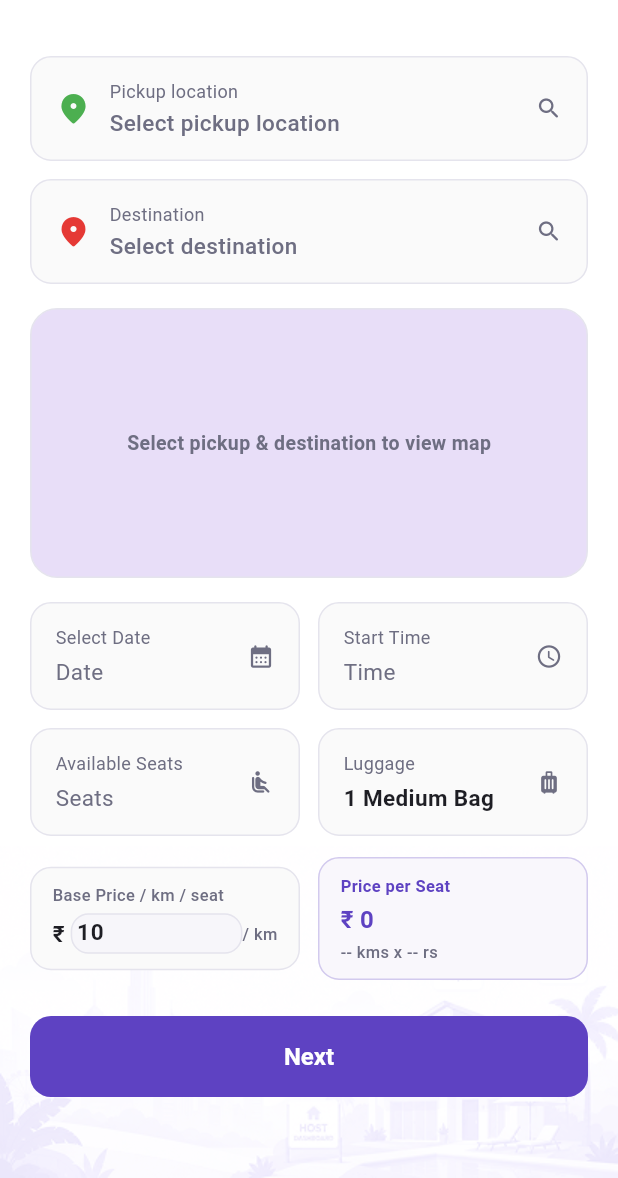
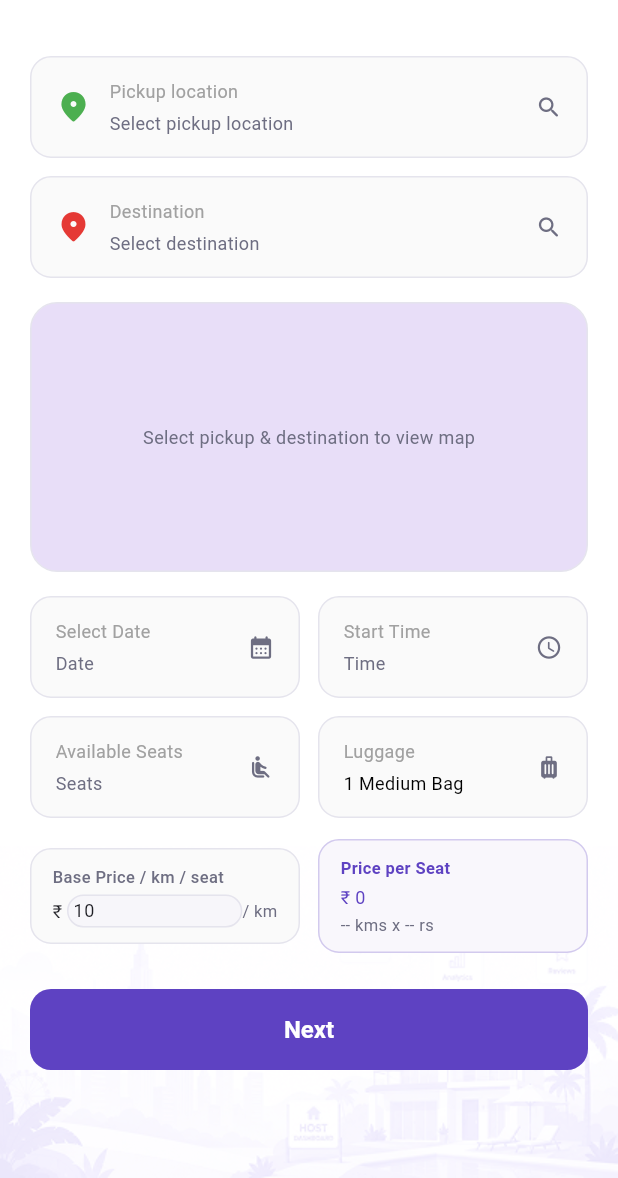
Before and after one commit to umaravuri/zaatra_app, a Flutter app: the DriverRideManagementScreen screen opened directly, after a tap on "Completed", after a tap on "Publish New Ride", on a phone screen of 412 x 824 dp, the part 58-1236 px from its top. Run offline on Flutter 3.47's test engine with Material 3 defaults, Android fonts, the phone set to English and light mode, and no system bars; our stand-ins replace file_picker, flutter_dotenv, geolocator, google_fonts, image_picker, shared_preferences and 1 more; missing offline and left inert: dart:js_interop; accounts and stored records are empty; network calls fail.

Commit message:
Refine driver UI: update dashboard metrics icons & offset, normalize typography on post ride, route preview & preferences, and add permanent post ride CTA in ride management

```diff
--- a/lib/views/screens/driver/driver-main/driver_my_ride_screen_30.dart
+++ b/lib/views/screens/driver/driver-main/driver_my_ride_screen_30.dart
@@ -406,8 +406,8 @@ class _DriverMyRideScreenState extends State<DriverMyRideScreen> {
                       title: Text(
                         label,
                         style: TextStyle(
-                          fontSize: 15,
-                          fontWeight: isSelected ? FontWeight.bold : FontWeight.w500,
+                          fontSize: 14,
+                          fontWeight: FontWeight.normal,
                           color: isSelected ? AppColors.primary : AppColors.textPrimary,
                         ),
                       ),
@@ -483,8 +483,8 @@ class _DriverMyRideScreenState extends State<DriverMyRideScreen> {
                       title: Text(
                         item,
                         style: TextStyle(
-                          fontSize: 15,
-                          fontWeight: isSelected ? FontWeight.bold : FontWeight.w500,
+                          fontSize: 14,
+                          fontWeight: FontWeight.normal,
                           color: isSelected ? AppColors.primary : AppColors.textPrimary,
                         ),
                       ),
@@ -653,7 +653,7 @@ class _DriverMyRideScreenState extends State<DriverMyRideScreen> {
                                             label,
                                             style: TextStyle(
                                               fontSize: 12,
-                                              fontWeight: isSelected ? FontWeight.bold : FontWeight.w600,
+                                              fontWeight: FontWeight.normal,
                                               color: isSelected ? AppColors.primary : AppColors.textPrimary,
                                             ),
                                             maxLines: 1,
@@ -669,7 +669,7 @@ class _DriverMyRideScreenState extends State<DriverMyRideScreen> {
                                             ),
                                             child: const Text(
                                               'Best',
-                                              style: TextStyle(fontSize: 9, fontWeight: FontWeight.bold, color: Color(0xFF15803D)),
+                                              style: TextStyle(fontSize: 9, fontWeight: FontWeight.normal, color: Color(0xFF15803D)),
                                             ),
                                           ),
                                       ],
@@ -679,7 +679,7 @@ class _DriverMyRideScreenState extends State<DriverMyRideScreen> {
                                       '${r.durationText} • ${r.distanceText}',
                                       style: TextStyle(
                                         fontSize: 11,
-                                        fontWeight: isSelected ? FontWeight.w600 : FontWeight.normal,
+                                        fontWeight: FontWeight.normal,
                                         color: isSelected ? AppColors.textPrimary : AppColors.textSecondary,
                                       ),
                                     ),
@@ -704,7 +704,7 @@ class _DriverMyRideScreenState extends State<DriverMyRideScreen> {
                       child: const Center(
                         child: Text(
                           'Select pickup & destination to view map',
-                          style: TextStyle(fontSize: 13, fontWeight: FontWeight.bold, color: AppColors.textSecondary),
+                          style: TextStyle(fontSize: 12, fontWeight: FontWeight.normal, color: AppColors.textSecondary),
                         ),
                       ),
                     ),
@@ -778,24 +778,24 @@ class _DriverMyRideScreenState extends State<DriverMyRideScreen> {
                               const SizedBox(height: 4),
                               Row(
                                 children: [
-                                  const Text('₹ ', style: TextStyle(fontSize: 15, fontWeight: FontWeight.bold, color: AppColors.textPrimary)),
+                                  const Text('₹ ', style: TextStyle(fontSize: 12, fontWeight: FontWeight.normal, color: AppColors.textPrimary)),
                                   Expanded(
                                     child: TextField(
                                       controller: _basePriceController,
                                       keyboardType: const TextInputType.numberWithOptions(decimal: true),
                                       inputFormatters: [FilteringTextInputFormatter.allow(RegExp(r'^\d*\.?\d*'))],
                                       onChanged: _onBasePriceChanged,
-                                      style: const TextStyle(fontSize: 15, fontWeight: FontWeight.bold, color: AppColors.textPrimary),
+                                      style: const TextStyle(fontSize: 12, fontWeight: FontWeight.normal, color: AppColors.textPrimary),
                                       decoration: const InputDecoration(
                                         border: InputBorder.none,
                                         isDense: true,
                                         contentPadding: EdgeInsets.symmetric(vertical: 2),
                                         hintText: '10',
-                                        hintStyle: TextStyle(fontSize: 15, fontWeight: FontWeight.normal, color: AppColors.textSecondary),
+                                        hintStyle: TextStyle(fontSize: 12, fontWeight: FontWeight.normal, color: AppColors.textSecondary),
                                       ),
                                     ),
                                   ),
-                                  const Text('/ km', style: TextStyle(fontSize: 11, color: AppColors.textSecondary, fontWeight: FontWeight.w500)),
+                                  const Text('/ km', style: TextStyle(fontSize: 11, color: AppColors.textSecondary, fontWeight: FontWeight.normal)),
                                 ],
                               ),
                             ],
@@ -830,14 +830,14 @@ class _DriverMyRideScreenState extends State<DriverMyRideScreen> {
                                     )
                                   : Text(
                                       '₹ ${_calculatedPricePerSeat > 0 ? _calculatedPricePerSeat.toStringAsFixed(0) : '0'}',
-                                      style: const TextStyle(fontSize: 16, fontWeight: FontWeight.bold, color: AppColors.primary),
+                                      style: const TextStyle(fontSize: 12, fontWeight: FontWeight.normal, color: AppColors.primary),
                                     ),
                               const SizedBox(height: 2),
                               Text(
                                 _tripDistanceKm > 0 && (double.tryParse(_basePriceController.text.trim()) ?? 0) > 0
                                     ? '${_tripDistanceKm.toStringAsFixed(_tripDistanceKm.truncateToDouble() == _tripDistanceKm ? 0 : 1)} kms x ${_basePriceController.text.trim()}rs'
                                     : '-- kms x -- rs',
-                                style: const TextStyle(fontSize: 11, color: AppColors.textSecondary, fontWeight: FontWeight.w500),
+                                style: const TextStyle(fontSize: 11, color: AppColors.textSecondary, fontWeight: FontWeight.normal),
                                 maxLines: 1,
                                 overflow: TextOverflow.ellipsis,
                               ),
@@ -1161,14 +1161,14 @@ class _DriverMyRideScreenState extends State<DriverMyRideScreen> {
             child: Column(
               crossAxisAlignment: CrossAxisAlignment.start,
               children: [
-                Text(label, style: const TextStyle(fontSize: 12, color: AppColors.textSecondary)),
-                const SizedBox(height: 2),
+                Text(label, style: const TextStyle(fontSize: 12, color: Color(0xFFA1A1A1))),
+                const SizedBox(height: 4),
                 Text(
                   isSelected ? address : placeholder,
                   style: TextStyle(
-                    fontSize: 15,
-                    fontWeight: isSelected ? FontWeight.bold : FontWeight.w500,
-                    color: isSelected ? AppColors.textPrimary : AppColors.textSecondary,
+                    fontSize: 12,
+                    fontWeight: FontWeight.normal,
+                    color: isSelected ? Colors.black : AppColors.textSecondary,
                   ),
                   maxLines: 1,
                   overflow: TextOverflow.ellipsis,
@@ -1198,14 +1198,14 @@ class _DriverMyRideScreenState extends State<DriverMyRideScreen> {
             child: Column(
               crossAxisAlignment: CrossAxisAlignment.start,
               children: [
-                Text(label, style: const TextStyle(fontSize: 12, color: AppColors.textSecondary)),
+                Text(label, style: const TextStyle(fontSize: 12, color: Color(0xFFA1A1A1))),
                 const SizedBox(height: 4),
                 Text(
                   hasValue ? value : placeholder,
                   style: TextStyle(
-                    fontSize: 15,
-                    fontWeight: hasValue ? FontWeight.bold : FontWeight.normal,
-                    color: hasValue ? AppColors.textPrimary : AppColors.textSecondary,
+                    fontSize: 12,
+                    fontWeight: FontWeight.normal,
+                    color: hasValue ? Colors.black : AppColors.textSecondary,
                   ),
                   maxLines: 1,
                   overflow: TextOverflow.ellipsis,
--- a/lib/views/screens/driver/driver-main/driver_ride_management_screen_98.dart
+++ b/lib/views/screens/driver/driver-main/driver_ride_management_screen_98.dart
@@ -283,20 +283,6 @@ class _DriverRideManagementScreenState extends State<DriverRideManagementScreen>
           centerTitle: true,
           elevation: 0,
           backgroundColor: Colors.white,
-          actions: [
-            IconButton(
-              icon: const Icon(Icons.add_circle_outline_rounded, color: AppColors.primary, size: 26),
-              tooltip: 'Publish New Ride',
-              onPressed: () async {
-                await Navigator.push(
-                  context,
-                  MaterialPageRoute(builder: (context) => const DriverMyRideScreen()),
-                );
-                _fetchRides();
-              },
-            ),
-            const SizedBox(width: 8),
-          ],
         ),
         body: SafeArea(
           child: Stack(
@@ -363,10 +349,40 @@ class _DriverRideManagementScreenState extends State<DriverRideManagementScreen>
                           ),
                   ),
 
-                  // Bottom Next CTA matching 98.png
+                  // Bottom Action Buttons: Permanent Publish New Ride CTA above Next Button
                   Padding(
-                    padding: const EdgeInsets.all(20.0),
-                    child: CustomButton(
+                    padding: const EdgeInsets.fromLTRB(20.0, 8.0, 20.0, 20.0),
+                    child: Column(
+                      mainAxisSize: MainAxisSize.min,
+                      children: [
+                        SizedBox(
+                          width: double.infinity,
+                          child: ElevatedButton.icon(
+                            onPressed: () async {
+                              await Navigator.push(
+                                context,
+                                MaterialPageRoute(builder: (context) => const DriverMyRideScreen()),
+                              );
+                              _fetchRides();
+                            },
+                            icon: const Icon(Icons.add_rounded, color: AppColors.primary),
+                            label: const Text(
+                              'Publish New Ride',
+                              style: TextStyle(fontWeight: FontWeight.bold, color: AppColors.primary, fontSize: 16),
+                            ),
+                            style: ElevatedButton.styleFrom(
+                              backgroundColor: Colors.white,
+                              foregroundColor: AppColors.primary,
+                              elevation: 2,
+                              shadowColor: Colors.black12,
+                              side: const BorderSide(color: AppColors.primary, width: 1.5),
+                              padding: const EdgeInsets.symmetric(vertical: 14),
+                              shape: RoundedRectangleBorder(borderRadius: BorderRadius.circular(14)),
+                            ),
+                          ),
+                        ),
+                        const SizedBox(height: 12),
+                        CustomButton(
                           text: 'Next',
                           onPressed: () {
                             Navigator.push(
@@ -374,6 +390,8 @@ class _DriverRideManagementScreenState extends State<DriverRideManagementScreen>
                               MaterialPageRoute(builder: (context) => const DriverBookingRequestsScreen()),
                             );
                           },
+                        ),
+                      ],
                     ),
                   ),
                 ],
```
Also changed, not shown: lib/views/screens/driver/driver-main/driver_customer_preferences_screen_93.dart (+13 -13 lines), lib/views/screens/driver/driver-main/driver_home_dashboard_screen_83.dart (+44 -25 lines), lib/views/screens/driver/driver-main/driver_route_preview_screen_32.dart (+6 -6 lines), assets/images/Group 1171275876.png (added), assets/images/ant-design_car-filled.png (added), assets/images/ant-design_star-filled.png (added), assets/images/fa6-solid_map-location-dot.png (added), assets/images/fa7-solid_user-group.png (added). Lines whose indentation alone changed are shown as unchanged.
